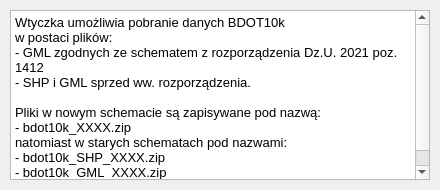
Before: the Qt Designer form bdot10k_dialog_info.ui in marylaGIS/bdot10k, drawn with Qt 5.
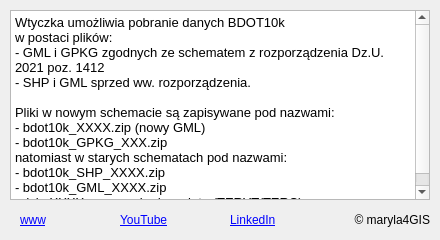
After: the same form once the commit is applied.

Commit message: info dialog update with gpkg and links

Diff of the .ui file:
```diff
--- a/bdot10k_dialog_info.ui
+++ b/bdot10k_dialog_info.ui
@@ -7,7 +7,7 @@
     <x>0</x>
     <y>0</y>
     <width>440</width>
-    <height>190</height>
+    <height>240</height>
    </rect>
   </property>
   <property name="minimumSize">
@@ -31,7 +31,7 @@
      <x>10</x>
      <y>10</y>
      <width>420</width>
-     <height>170</height>
+     <height>190</height>
     </rect>
    </property>
    <property name="autoFillBackground">
@@ -43,16 +43,102 @@
 p, li { white-space: pre-wrap; }
 &lt;/style&gt;&lt;/head&gt;&lt;body style=&quot; font-family:'MS Shell Dlg 2'; font-size:7.8pt; font-weight:400; font-style:normal;&quot;&gt;
 &lt;p style=&quot; margin-top:0px; margin-bottom:0px; margin-left:0px; margin-right:0px; -qt-block-indent:0; text-indent:0px;&quot;&gt;&lt;span style=&quot; font-size:10pt;&quot;&gt;Wtyczka umożliwia pobranie danych BDOT10k &lt;br /&gt;w postaci plików:&lt;/span&gt;&lt;/p&gt;
-&lt;p style=&quot; margin-top:0px; margin-bottom:0px; margin-left:0px; margin-right:0px; -qt-block-indent:0; text-indent:0px;&quot;&gt;&lt;span style=&quot; font-size:10pt;&quot;&gt;- GML zgodnych ze schematem z rozporządzenia Dz.U. 2021 poz. 1412&lt;/span&gt;&lt;/p&gt;
+&lt;p style=&quot; margin-top:0px; margin-bottom:0px; margin-left:0px; margin-right:0px; -qt-block-indent:0; text-indent:0px;&quot;&gt;&lt;span style=&quot; font-size:10pt;&quot;&gt;- GML i GPKG zgodnych ze schematem z rozporządzenia Dz.U. 2021 poz. 1412&lt;/span&gt;&lt;/p&gt;
 &lt;p style=&quot; margin-top:0px; margin-bottom:0px; margin-left:0px; margin-right:0px; -qt-block-indent:0; text-indent:0px;&quot;&gt;&lt;span style=&quot; font-size:10pt;&quot;&gt;- SHP i GML sprzed ww. rozporządzenia.&lt;/span&gt;&lt;/p&gt;
 &lt;p style=&quot;-qt-paragraph-type:empty; margin-top:0px; margin-bottom:0px; margin-left:0px; margin-right:0px; -qt-block-indent:0; text-indent:0px; font-size:10pt;&quot;&gt;&lt;br /&gt;&lt;/p&gt;
-&lt;p style=&quot; margin-top:0px; margin-bottom:0px; margin-left:0px; margin-right:0px; -qt-block-indent:0; text-indent:0px;&quot;&gt;&lt;span style=&quot; font-size:10pt;&quot;&gt;Pliki w nowym schemacie są zapisywane pod nazwą:&lt;/span&gt;&lt;/p&gt;
-&lt;p style=&quot; margin-top:0px; margin-bottom:0px; margin-left:0px; margin-right:0px; -qt-block-indent:0; text-indent:0px;&quot;&gt;&lt;span style=&quot; font-size:10pt;&quot;&gt;- bdot10k_XXXX.zip&lt;/span&gt;&lt;/p&gt;
+&lt;p style=&quot; margin-top:0px; margin-bottom:0px; margin-left:0px; margin-right:0px; -qt-block-indent:0; text-indent:0px;&quot;&gt;&lt;span style=&quot; font-size:10pt;&quot;&gt;Pliki w nowym schemacie są zapisywane pod nazwami:&lt;/span&gt;&lt;/p&gt;
+&lt;p style=&quot; margin-top:0px; margin-bottom:0px; margin-left:0px; margin-right:0px; -qt-block-indent:0; text-indent:0px;&quot;&gt;&lt;span style=&quot; font-size:10pt;&quot;&gt;- bdot10k_XXXX.zip (nowy GML) &lt;/span&gt;&lt;/p&gt;
+&lt;p style=&quot; margin-top:0px; margin-bottom:0px; margin-left:0px; margin-right:0px; -qt-block-indent:0; text-indent:0px;&quot;&gt;&lt;span style=&quot; font-size:10pt;&quot;&gt;- bdot10k_GPKG_XXX.zip&lt;/span&gt;&lt;/p&gt;
 &lt;p style=&quot; margin-top:0px; margin-bottom:0px; margin-left:0px; margin-right:0px; -qt-block-indent:0; text-indent:0px;&quot;&gt;&lt;span style=&quot; font-size:10pt;&quot;&gt;natomiast w starych schematach pod nazwami:&lt;/span&gt;&lt;/p&gt;
 &lt;p style=&quot; margin-top:0px; margin-bottom:0px; margin-left:0px; margin-right:0px; -qt-block-indent:0; text-indent:0px;&quot;&gt;&lt;span style=&quot; font-size:10pt;&quot;&gt;- bdot10k_SHP_XXXX.zip&lt;br /&gt;- bdot10k_GML_XXXX.zip&lt;/span&gt;&lt;/p&gt;
 &lt;p style=&quot; margin-top:0px; margin-bottom:0px; margin-left:0px; margin-right:0px; -qt-block-indent:0; text-indent:0px;&quot;&gt;&lt;span style=&quot; font-size:10pt;&quot;&gt;gdzie XXXX oznacza kod powiatu (TERYT/TERC).&lt;/span&gt;&lt;/p&gt;&lt;/body&gt;&lt;/html&gt;</string>
    </property>
   </widget>
+  <widget class="QLabel" name="label">
+   <property name="geometry">
+    <rect>
+     <x>120</x>
+     <y>210</y>
+     <width>100</width>
+     <height>20</height>
+    </rect>
+   </property>
+   <property name="text">
+    <string>&lt;html&gt;&lt;head/&gt;&lt;body&gt;&lt;p&gt;&lt;a href=&quot;https://www.youtube.com/@maryla4GIS&quot;&gt;&lt;span style=&quot; text-decoration: underline; color:#0000ff;&quot;&gt;YouTube&lt;/span&gt;&lt;/a&gt;&lt;/p&gt;&lt;/body&gt;&lt;/html&gt;</string>
+   </property>
+   <property name="textFormat">
+    <enum>Qt::RichText</enum>
+   </property>
+   <property name="openExternalLinks">
+    <bool>true</bool>
+   </property>
+   <property name="textInteractionFlags">
+    <set>Qt::TextBrowserInteraction</set>
+   </property>
+  </widget>
+  <widget class="QLabel" name="label_2">
+   <property name="geometry">
+    <rect>
+     <x>20</x>
+     <y>210</y>
+     <width>100</width>
+     <height>20</height>
+    </rect>
+   </property>
+   <property name="text">
+    <string>&lt;html&gt;&lt;head/&gt;&lt;body&gt;&lt;p&gt;&lt;a href=&quot;https://marylagis.github.io&quot;&gt;&lt;span style=&quot; text-decoration: underline; color:#0000ff;&quot;&gt;www&lt;/span&gt;&lt;/a&gt;&lt;/p&gt;&lt;/body&gt;&lt;/html&gt;</string>
+   </property>
+   <property name="textFormat">
+    <enum>Qt::RichText</enum>
+   </property>
+   <property name="openExternalLinks">
+    <bool>true</bool>
+   </property>
+   <property name="textInteractionFlags">
+    <set>Qt::TextBrowserInteraction</set>
+   </property>
+  </widget>
+  <widget class="QLabel" name="label_3">
+   <property name="geometry">
+    <rect>
+     <x>230</x>
+     <y>210</y>
+     <width>100</width>
+     <height>20</height>
+    </rect>
+   </property>
+   <property name="text">
+    <string>&lt;html&gt;&lt;head/&gt;&lt;body&gt;&lt;p&gt;&lt;a href=&quot;https://www.linkedin.com/in/marylajez/&quot;&gt;&lt;span style=&quot; text-decoration: underline; color:#0000ff;&quot;&gt;LinkedIn&lt;/span&gt;&lt;/a&gt;&lt;/p&gt;&lt;/body&gt;&lt;/html&gt;</string>
+   </property>
+   <property name="textFormat">
+    <enum>Qt::RichText</enum>
+   </property>
+   <property name="openExternalLinks">
+    <bool>true</bool>
+   </property>
+   <property name="textInteractionFlags">
+    <set>Qt::TextBrowserInteraction</set>
+   </property>
+  </widget>
+  <widget class="QLabel" name="label_4">
+   <property name="geometry">
+    <rect>
+     <x>330</x>
+     <y>210</y>
+     <width>100</width>
+     <height>20</height>
+    </rect>
+   </property>
+   <property name="layoutDirection">
+    <enum>Qt::LeftToRight</enum>
+   </property>
+   <property name="text">
+    <string>© maryla4GIS</string>
+   </property>
+   <property name="alignment">
+    <set>Qt::AlignRight|Qt::AlignTrailing|Qt::AlignVCenter</set>
+   </property>
+  </widget>
  </widget>
  <resources/>
  <connections/>
```
